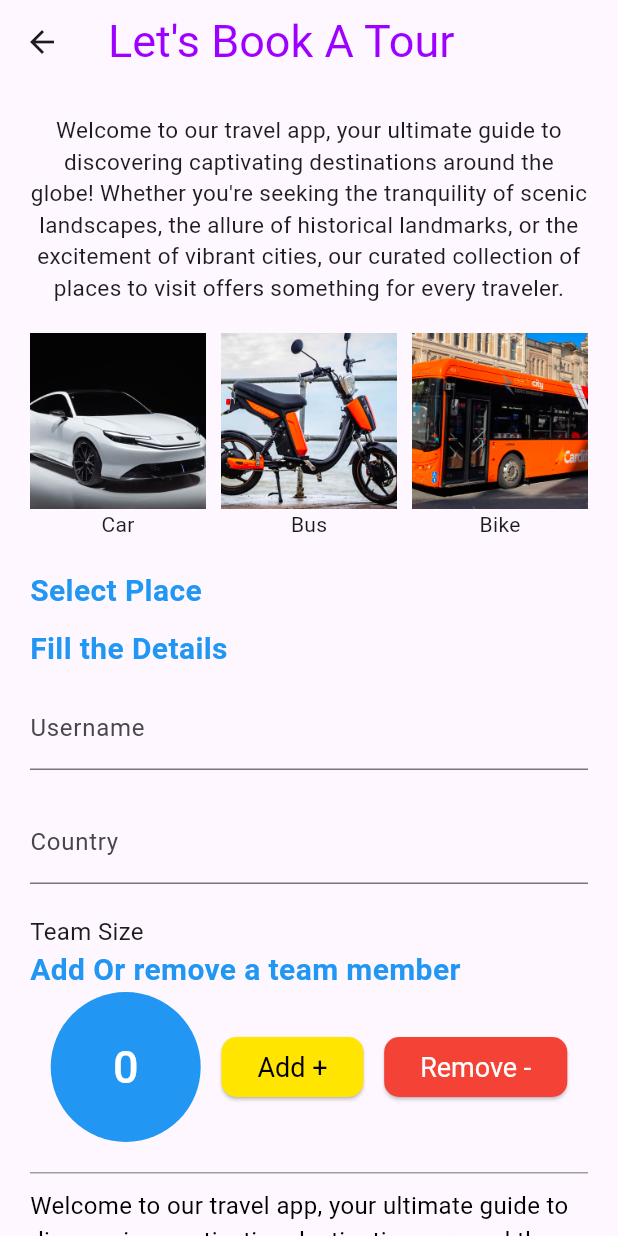
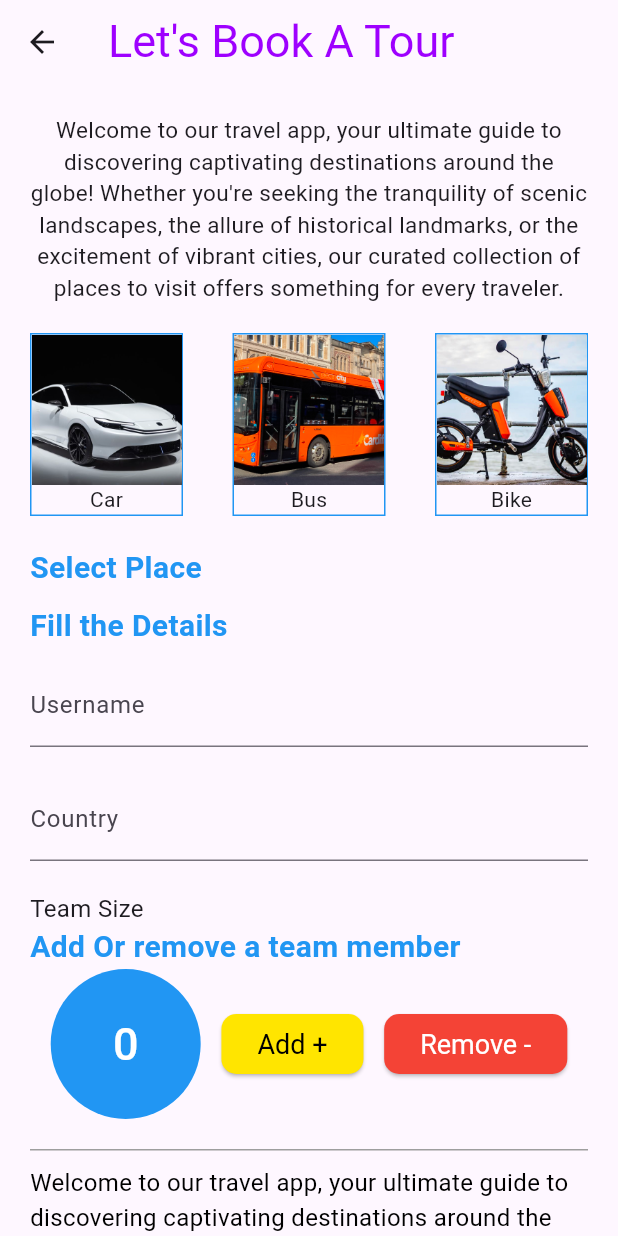
Before and after one commit to AmineFjr/exploreplaces, a Flutter app: the BookForARidePage screen opened directly, on a phone screen of 412 x 824 dp. Run offline on Flutter 3.47's test engine with Material 3 defaults, Android fonts, the phone set to English and light mode, and no system bars.

Commit message:
feat: add image selection

```diff
--- a/lib/pages/book_for_a_ride_page.dart
+++ b/lib/pages/book_for_a_ride_page.dart
@@ -1,7 +1,18 @@
 import 'package:flutter/material.dart';
 
-class BookForARidePage extends StatelessWidget {
+class BookForARidePage extends StatefulWidget {
   const BookForARidePage({super.key});
+
+  @override
+  State<BookForARidePage> createState() => _BookForARidePageState();
+}
+
+class _BookForARidePageState extends State<BookForARidePage> {
+  String? selectedVehicle;
+
+  String? get getSelectedVehicle {
+    return selectedVehicle;
+  }
 
   @override
   Widget build(BuildContext context) {
@@ -30,7 +41,7 @@ class BookForARidePage extends StatelessWidget {
               const SizedBox(height: 10.0),
               _buildText('Fill the Details'),
               const SizedBox(height: 10.0),
-              const MyCustomForm(),
+              MyCustomForm(selectedVehicle: selectedVehicle),
             ],
           ),
         ),
@@ -42,22 +53,49 @@ class BookForARidePage extends StatelessWidget {
     return Row(
       mainAxisAlignment: MainAxisAlignment.spaceBetween,
       children: <Widget>[
-        _buildVehicleOption('Car', 'assets/car.png'),
+        Flexible(
+          child: _buildVehicleOption('Car', 'assets/car.png'),
+        ),
         const SizedBox(width: 10.0),
-        _buildVehicleOption('Bus', 'assets/bike.png'),
+        Flexible(
+          child: _buildVehicleOption('Bus', 'assets/bus.png'),
+        ),
         const SizedBox(width: 10.0),
-        _buildVehicleOption('Bike', 'assets/bus.png'),
+        Flexible(
+          child: _buildVehicleOption('Bike', 'assets/bike.png'),
+        ),
       ],
     );
   }
 
   Widget _buildVehicleOption(String title, String assetPath) {
-    return Flexible(
-      child: Column(
-        children: [
-          Image(image: AssetImage(assetPath)),
-          Text(title),
-        ],
+    bool isSelected = selectedVehicle == title;
+    return InkWell(
+      onTap: () {
+        setState(() {
+          if (isSelected) {
+            selectedVehicle = null; // Deselect the vehicle if it's already selected
+          } else {
+            selectedVehicle = title; // Select the vehicle if it's not selected
+          }
+        });
+      },
+      splashColor: Colors.white10,
+      child: Container(
+        decoration: BoxDecoration(
+          color: isSelected ? Colors.blue : Colors.transparent,
+          border: Border.all(color: Colors.blue), // Add border for all options
+        ),
+        child: Column(
+          children: [
+            Image.asset(
+              assetPath,
+              width: 100,
+              height: 100,
+            ),
+            Text(title),
+          ],
+        ),
       ),
     );
   }
@@ -79,7 +117,9 @@ class BookForARidePage extends StatelessWidget {
 }
 
 class MyCustomForm extends StatefulWidget {
-  const MyCustomForm({super.key});
+  final String? selectedVehicle;
+
+  const MyCustomForm({super.key, this.selectedVehicle});
 
   @override
   MyCustomFormState createState() => MyCustomFormState();
@@ -88,6 +128,9 @@ class MyCustomForm extends StatefulWidget {
 class MyCustomFormState extends State<MyCustomForm> {
   final _formKey = GlobalKey<FormState>();
   int counter = 0;
+  String? username;
+  String? country;
+  String get selectedVehicle => widget.selectedVehicle!;
 
   void incrementCounter() {
     setState(() {
@@ -110,9 +153,9 @@ class MyCustomFormState extends State<MyCustomForm> {
       child: Column(
         crossAxisAlignment: CrossAxisAlignment.start,
         children: [
-          _buildTextField('Username'),
+          _buildTextField('Username', (value) => username = value),
           const SizedBox(height: 20.0),
-          _buildTextField('Country'),
+          _buildTextField('Country', (value) => country = value),
           const SizedBox(height: 20.0),
           _buildTeamSizeInput(),
           const SizedBox(height: 20.0),
@@ -140,12 +183,12 @@ class MyCustomFormState extends State<MyCustomForm> {
                 ),
                 onPressed: () {
                   if (_formKey.currentState!.validate()) {
-                    ScaffoldMessenger.of(context).showSnackBar(
-                      const SnackBar(content: Text('Processing Data')),
-                    );
+                    // Call a function to handle form submission
+                    _submitForm();
                   }
                 },
-                child: const Text('Submit',
+                child: const Text(
+                  'Submit',
                   style: TextStyle(
                     fontSize: 20.0,
                     fontWeight: FontWeight.bold,
@@ -160,7 +203,7 @@ class MyCustomFormState extends State<MyCustomForm> {
     );
   }
 
-  Widget _buildTextField(String labelText) {
+  Widget _buildTextField(String labelText, void Function(String?) onChanged) {
     return TextFormField(
       decoration: InputDecoration(
         labelText: labelText,
@@ -171,6 +214,7 @@ class MyCustomFormState extends State<MyCustomForm> {
         }
         return null;
       },
+      onChanged: onChanged,
     );
   }
 
@@ -232,4 +276,12 @@ class MyCustomFormState extends State<MyCustomForm> {
       ],
     );
   }
+
+  void _submitForm() {
+
+    print('Username: $username');
+    print('Country: $country');
+    print(selectedVehicle);
+    print('Team Size: $counter');
+  }
 }
```
